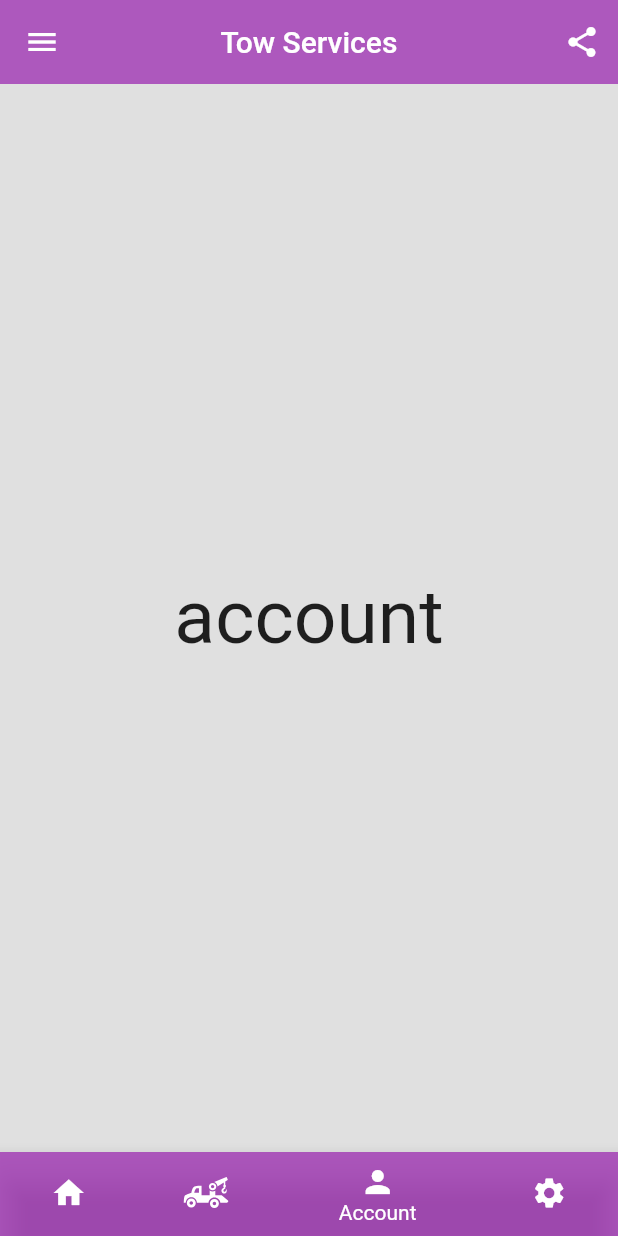
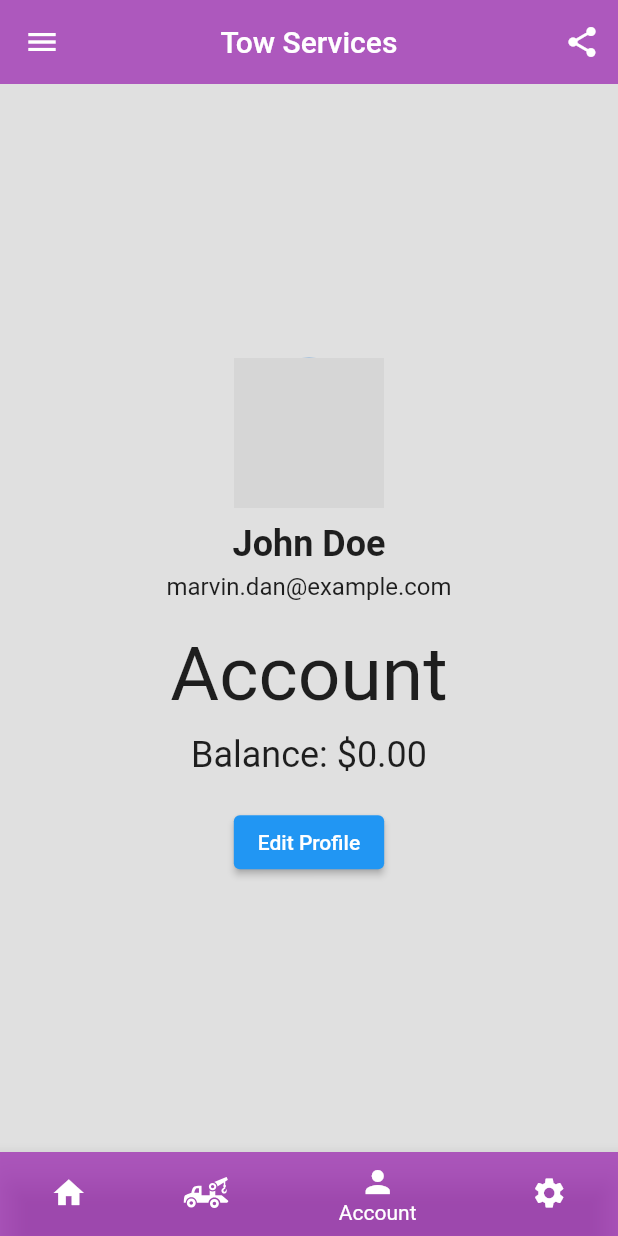
Before and after one commit to owinymarvin/classflutter, a Flutter app: the HomePage screen opened directly, item 3 of the bottom bar chosen, on a phone screen of 412 x 824 dp. Run offline on Flutter 3.47's test engine with Material 2 defaults, Android fonts, the phone set to English and light mode, and no system bars; our stand-ins replace cloud_firestore, firebase_auth, firebase_core, flutter_svg; accounts and stored records are empty; grey boxes are pictures that could not be loaded.

Commit message:
account details

```diff
--- a/lib/home_contents/account.dart
+++ b/lib/home_contents/account.dart
@@ -1,13 +1,75 @@
 import 'package:flutter/material.dart';
 
 class UserAccount extends StatelessWidget {
+  final double accountBalance;
+
+  // Provide a default value (0.0) for the accountBalance parameter
+  UserAccount({this.accountBalance = 0.0});
+
   @override
   Widget build(BuildContext context) {
-    return Center(
-      child: Text(
-        'account',
-        style: TextStyle(fontSize: 50),
+    return GestureDetector(
+      onTap: () {
+        // Add functionality here to handle the tap event
+        print('User account tapped');
+      },
+      child: Center(
+        child: Column(
+          mainAxisAlignment: MainAxisAlignment.center,
+          children: [
+            CircleAvatar(
+              radius: 50,
+              backgroundImage: AssetImage('images/profile.jpg'),
+            ),
+            SizedBox(height: 10),
+            Text(
+              'John Doe',
+              style: TextStyle(fontSize: 24, fontWeight: FontWeight.bold),
+            ),
+            SizedBox(height: 5),
+            Text(
+              'marvin.dan@example.com',
+              style: TextStyle(fontSize: 16),
+            ),
+            SizedBox(height: 20),
+            Text(
+              'Account',
+              style: TextStyle(fontSize: 50),
+            ),
+            SizedBox(height: 10),
+            Text(
+              'Balance: \$${accountBalance.toStringAsFixed(2)}',
+              style: TextStyle(fontSize: 24),
+            ),
+            SizedBox(height: 20),
+            ElevatedButton(
+              onPressed: () {
+                // Add functionality here to handle the button press
+                print('Edit Profile button pressed');
+              },
+              child: Text('Edit Profile'),
+            ),
+          ],
+        ),
       ),
     );
   }
 }
+
+void main() {
+  runApp(MyApp());
+}
+
+class MyApp extends StatelessWidget {
+  @override
+  Widget build(BuildContext context) {
+    return MaterialApp(
+      home: Scaffold(
+        appBar: AppBar(
+          title: Text('User Account Widget'),
+        ),
+        body: UserAccount(),
+      ),
+    );
+  }
+}
```
